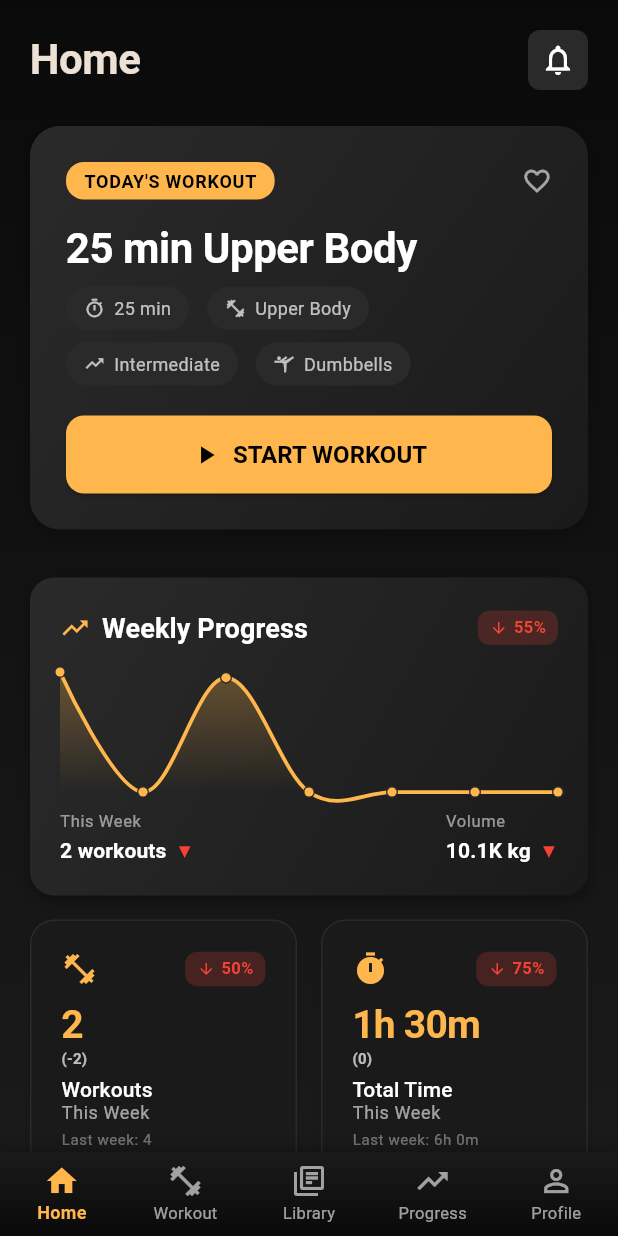
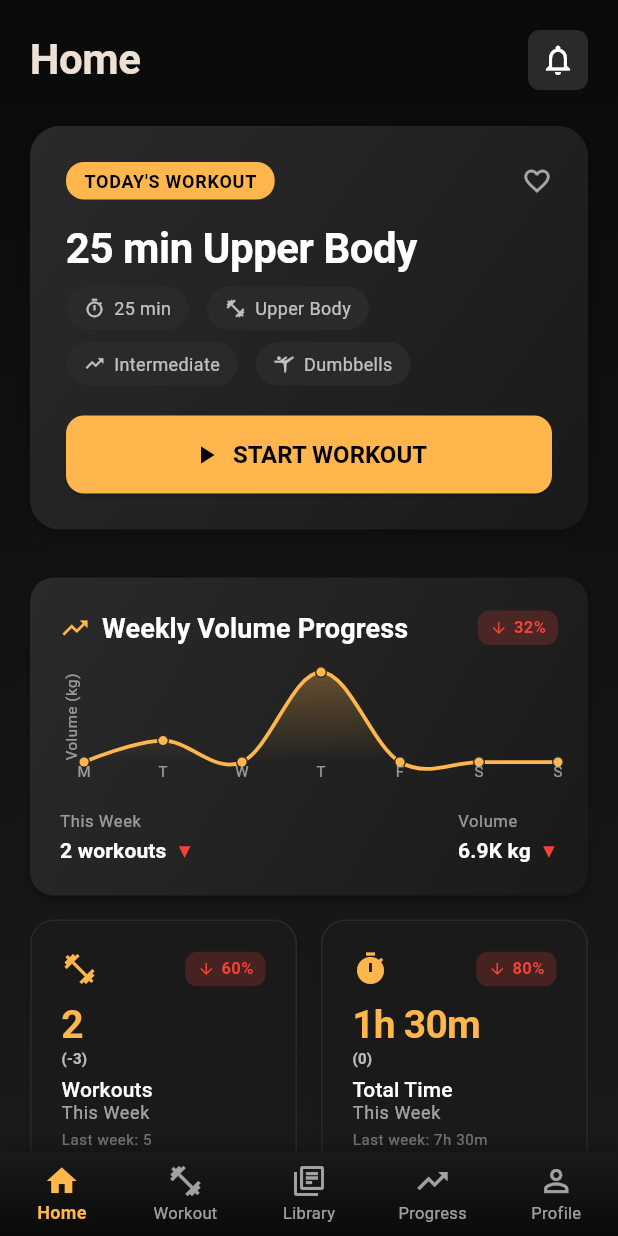
Before and after one commit to shaunleeweirong/fitness-app-tracker, a Flutter app: the screen it shows after launch, on a phone screen of 412 x 824 dp. Run offline on Flutter 3.47's test engine with Material 3 defaults, Android fonts, the phone set to English and light mode, and no system bars; drawn by our look-alikes of fl_chart; our stand-ins replace flutter_svg, sqflite; accounts and stored records are empty.

Commit message:
Clean up and consolidate markdown documentation with varied volume mock data
- Replace generic README.md with comprehensive project overview and setup guide
- Consolidate requirements.md PRD content into enhanced CLAUDE.md sections
- Streamline ios-simulator-setup.md by removing verbose troubleshooting (61% reduction)
- Implement realistic varied volume mock data with workout type patterns
- Add equipment-focused workout intensities (heavy legs, medium/heavy upper, light accessories)
- Delete redundant requirements.md after successful content consolidation

🤖 Generated with [Claude Code](https://claude.ai/code)

Co-Authored-By: Claude <noreply@anthropic.com>

```diff
--- a/lib/services/mock_progress_service.dart
+++ b/lib/services/mock_progress_service.dart
@@ -13,24 +13,110 @@ class MockProgressService {
     for (int i = 0; i < 14; i++) {
       final date = today.subtract(Duration(days: i));
 
-      // Create more realistic weekly patterns: 3-4 workouts per week
-      // This week (days 0-6): 3 workouts (days 1, 3, 5)
-      // Last week (days 7-13): 4 workouts (days 8, 10, 11, 13)
+      // Create realistic weekly patterns with varied volume levels
+      // This week (days 0-6): Monday, Wednesday, Friday, Saturday workouts
+      // Last week (days 7-13): More workouts for comparison
       final isThisWeek = i <= 6;
-      final shouldWorkout = isThisWeek
-          ? [1, 3, 5].contains(i)  // This week: 3 workouts
-          : [8, 10, 11, 13].contains(i);  // Last week: 4 workouts
 
-      if (!shouldWorkout) continue;
+      // Define workout types and intensities
+      String workoutType = 'rest';
+      double intensityMultiplier = 0.0;
 
-      // Create mock exercise sets
-      final exerciseSets = <ExerciseSet>[
+      if (isThisWeek) {
+        // This week pattern: M(heavy legs), W(medium upper), F(heavy upper), S(light)
+        switch (i) {
+          case 0: // Monday - Heavy leg day
+            workoutType = 'heavy_legs';
+            intensityMultiplier = 2.5;
+            break;
+          case 2: // Wednesday - Medium upper body
+            workoutType = 'medium_upper';
+            intensityMultiplier = 1.2;
+            break;
+          case 4: // Friday - Heavy upper body
+            workoutType = 'heavy_upper';
+            intensityMultiplier = 2.0;
+            break;
+          case 5: // Saturday - Light accessories
+            workoutType = 'light_accessories';
+            intensityMultiplier = 0.6;
+            break;
+          default:
+            continue; // Rest days
+        }
+      } else {
+        // Last week - more frequent workouts for comparison
+        if ([7, 9, 10, 12, 13].contains(i)) {
+          workoutType = 'standard';
+          intensityMultiplier = 1.5;
+        } else {
+          continue; // Rest days
+        }
+      }
+
+      if (workoutType == 'rest') continue;
+
+      // Create mock exercise sets based on workout type
+      final exerciseSets = <ExerciseSet>[];
+
+      if (workoutType == 'heavy_legs') {
+        // Heavy leg day - high volume squats and deadlifts
+        exerciseSets.addAll([
+          ExerciseSet(
+            exerciseId: 'squat',
+            exerciseName: 'Barbell Squat',
+            bodyParts: ['legs', 'upper legs'],
+            weight: 100.0 * intensityMultiplier, // Heavy weight
+            reps: 5,
+            setNumber: 1,
+            timestamp: date.add(const Duration(hours: 10)),
+          ),
+          ExerciseSet(
+            exerciseId: 'squat',
+            exerciseName: 'Barbell Squat',
+            bodyParts: ['legs', 'upper legs'],
+            weight: 100.0 * intensityMultiplier,
+            reps: 5,
+            setNumber: 2,
+            timestamp: date.add(const Duration(hours: 10, minutes: 5)),
+          ),
+          ExerciseSet(
+            exerciseId: 'squat',
+            exerciseName: 'Barbell Squat',
+            bodyParts: ['legs', 'upper legs'],
+            weight: 100.0 * intensityMultiplier,
+            reps: 5,
+            setNumber: 3,
+            timestamp: date.add(const Duration(hours: 10, minutes: 10)),
+          ),
+          ExerciseSet(
+            exerciseId: 'deadlift',
+            exerciseName: 'Barbell Deadlift',
+            bodyParts: ['legs', 'back', 'upper legs'],
+            weight: 120.0 * intensityMultiplier, // Heavy deadlift
+            reps: 3,
+            setNumber: 1,
+            timestamp: date.add(const Duration(hours: 10, minutes: 15)),
+          ),
+          ExerciseSet(
+            exerciseId: 'deadlift',
+            exerciseName: 'Barbell Deadlift',
+            bodyParts: ['legs', 'back', 'upper legs'],
+            weight: 120.0 * intensityMultiplier,
+            reps: 3,
+            setNumber: 2,
+            timestamp: date.add(const Duration(hours: 10, minutes: 20)),
+          ),
+        ]);
+      } else if (workoutType == 'heavy_upper') {
+        // Heavy upper body - bench press and rows
+        exerciseSets.addAll([
           ExerciseSet(
             exerciseId: 'bench_press',
             exerciseName: 'Barbell Bench Press',
             bodyParts: ['chest'],
-          weight: 61 + (i * 1.1), // Progressive overload in KG (135 lbs = ~61 kg)
-          reps: 10,
+            weight: 80.0 * intensityMultiplier, // Heavy bench
+            reps: 5,
             setNumber: 1,
             timestamp: date.add(const Duration(hours: 10)),
           ),
@@ -38,30 +124,115 @@ class MockProgressService {
             exerciseId: 'bench_press',
             exerciseName: 'Barbell Bench Press',
             bodyParts: ['chest'],
-          weight: 61 + (i * 1.1),
-          reps: 8,
+            weight: 80.0 * intensityMultiplier,
+            reps: 5,
             setNumber: 2,
             timestamp: date.add(const Duration(hours: 10, minutes: 5)),
+          ),
+          ExerciseSet(
+            exerciseId: 'bench_press',
+            exerciseName: 'Barbell Bench Press',
+            bodyParts: ['chest'],
+            weight: 80.0 * intensityMultiplier,
+            reps: 5,
+            setNumber: 3,
+            timestamp: date.add(const Duration(hours: 10, minutes: 10)),
+          ),
+          ExerciseSet(
+            exerciseId: 'barbell_row',
+            exerciseName: 'Barbell Row',
+            bodyParts: ['back'],
+            weight: 70.0 * intensityMultiplier,
+            reps: 6,
+            setNumber: 1,
+            timestamp: date.add(const Duration(hours: 10, minutes: 15)),
+          ),
+          ExerciseSet(
+            exerciseId: 'barbell_row',
+            exerciseName: 'Barbell Row',
+            bodyParts: ['back'],
+            weight: 70.0 * intensityMultiplier,
+            reps: 6,
+            setNumber: 2,
+            timestamp: date.add(const Duration(hours: 10, minutes: 20)),
+          ),
+        ]);
+      } else if (workoutType == 'medium_upper') {
+        // Medium upper body workout
+        exerciseSets.addAll([
+          ExerciseSet(
+            exerciseId: 'dumbbell_press',
+            exerciseName: 'Dumbbell Press',
+            bodyParts: ['chest'],
+            weight: 25.0 * intensityMultiplier, // Medium weight dumbbells
+            reps: 10,
+            setNumber: 1,
+            timestamp: date.add(const Duration(hours: 10)),
+          ),
+          ExerciseSet(
+            exerciseId: 'dumbbell_press',
+            exerciseName: 'Dumbbell Press',
+            bodyParts: ['chest'],
+            weight: 25.0 * intensityMultiplier,
+            reps: 10,
+            setNumber: 2,
+            timestamp: date.add(const Duration(hours: 10, minutes: 5)),
+          ),
+          ExerciseSet(
+            exerciseId: 'lat_pulldown',
+            exerciseName: 'Lat Pulldown',
+            bodyParts: ['back'],
+            weight: 50.0 * intensityMultiplier,
+            reps: 12,
+            setNumber: 1,
+            timestamp: date.add(const Duration(hours: 10, minutes: 10)),
+          ),
+        ]);
+      } else if (workoutType == 'light_accessories') {
+        // Light accessory workout
+        exerciseSets.addAll([
+          ExerciseSet(
+            exerciseId: 'bicep_curl',
+            exerciseName: 'Dumbbell Bicep Curl',
+            bodyParts: ['arms'],
+            weight: 12.0 * intensityMultiplier, // Light weight
+            reps: 15,
+            setNumber: 1,
+            timestamp: date.add(const Duration(hours: 10)),
+          ),
+          ExerciseSet(
+            exerciseId: 'tricep_extension',
+            exerciseName: 'Tricep Extension',
+            bodyParts: ['arms'],
+            weight: 10.0 * intensityMultiplier,
+            reps: 15,
+            setNumber: 1,
+            timestamp: date.add(const Duration(hours: 10, minutes: 5)),
+          ),
+        ]);
+      } else {
+        // Standard workout for previous week
+        exerciseSets.addAll([
+          ExerciseSet(
+            exerciseId: 'bench_press',
+            exerciseName: 'Barbell Bench Press',
+            bodyParts: ['chest'],
+            weight: 70.0 * intensityMultiplier,
+            reps: 8,
+            setNumber: 1,
+            timestamp: date.add(const Duration(hours: 10)),
           ),
           ExerciseSet(
             exerciseId: 'squat',
             exerciseName: 'Barbell Squat',
             bodyParts: ['legs', 'upper legs'],
-          weight: 84 + (i * 2.3), // Progressive overload in KG (185 lbs = ~84 kg)
-          reps: 12,
+            weight: 90.0 * intensityMultiplier,
+            reps: 8,
             setNumber: 1,
             timestamp: date.add(const Duration(hours: 10, minutes: 10)),
           ),
-        ExerciseSet(
-          exerciseId: 'squat',
-          exerciseName: 'Barbell Squat',
-          bodyParts: ['legs', 'upper legs'],
-          weight: 84 + (i * 2.3),
-          reps: 10,
-          setNumber: 2,
-          timestamp: date.add(const Duration(hours: 10, minutes: 15)),
-        ),
-      ];
+        ]);
+      }
 
       // Create completed session
       final session = WorkoutSession(
@@ -70,12 +241,8 @@ class MockProgressService {
         startTime: date.add(const Duration(hours: 10)),
         endTime: date.add(const Duration(hours: 10, minutes: 45)),
         exerciseSets: exerciseSets,
-        bodyPartVolumeMap: {
-          'chest': (61 + i * 1.1) * 18, // weight * total reps in KG
-          'legs': (84 + i * 2.3) * 22,
-          'upper legs': (84 + i * 2.3) * 22,
-        },
-        totalVolume: (61 + i * 1.1) * 18 + (84 + i * 2.3) * 44, // chest + legs in KG
+        bodyPartVolumeMap: _calculateBodyPartVolume(exerciseSets),
+        totalVolume: _calculateTotalVolume(exerciseSets),
         duration: const Duration(minutes: 45),
         isCompleted: true,
       );
@@ -153,4 +320,22 @@ class MockProgressService {
       milestones: [],
     );
   }
+
+  static Map<String, double> _calculateBodyPartVolume(List<ExerciseSet> exerciseSets) {
+    final bodyPartVolume = <String, double>{};
+
+    for (final exerciseSet in exerciseSets) {
+      final volume = exerciseSet.weight * exerciseSet.reps;
+
+      for (final bodyPart in exerciseSet.bodyParts) {
+        bodyPartVolume[bodyPart] = (bodyPartVolume[bodyPart] ?? 0) + volume;
       }
+    }
+
+    return bodyPartVolume;
+  }
+
+  static double _calculateTotalVolume(List<ExerciseSet> exerciseSets) {
+    return exerciseSets.fold(0.0, (sum, set) => sum + (set.weight * set.reps));
+  }
+}
--- a/lib/widgets/progress_overview_widget.dart
+++ b/lib/widgets/progress_overview_widget.dart
@@ -48,7 +48,7 @@ class ProgressOverviewWidget extends StatelessWidget {
               ),
               const SizedBox(width: 8),
               Text(
-                'Weekly Progress',
+                'Weekly Volume Progress',
                 style: Theme.of(context).textTheme.titleMedium?.copyWith(
                   fontWeight: FontWeight.w600,
                   color: Colors.white,
@@ -144,7 +144,40 @@ class ProgressOverviewWidget extends StatelessWidget {
     return LineChart(
       LineChartData(
         gridData: const FlGridData(show: false),
-        titlesData: const FlTitlesData(show: false),
+        titlesData: FlTitlesData(
+          show: true,
+          rightTitles: const AxisTitles(sideTitles: SideTitles(showTitles: false)),
+          topTitles: const AxisTitles(sideTitles: SideTitles(showTitles: false)),
+          leftTitles: AxisTitles(
+            axisNameWidget: Text(
+              'Volume (kg)',
+              style: Theme.of(context).textTheme.bodySmall?.copyWith(
+                color: Colors.white54,
+                fontSize: 10,
+              ),
+            ),
+            sideTitles: const SideTitles(showTitles: false),
+          ),
+          bottomTitles: AxisTitles(
+            sideTitles: SideTitles(
+              showTitles: true,
+              reservedSize: 20,
+              getTitlesWidget: (value, meta) {
+                const days = ['M', 'T', 'W', 'T', 'F', 'S', 'S'];
+                if (value.toInt() >= 0 && value.toInt() < days.length) {
+                  return Text(
+                    days[value.toInt()],
+                    style: Theme.of(context).textTheme.bodySmall?.copyWith(
+                      color: Colors.white54,
+                      fontSize: 10,
+                    ),
+                  );
+                }
+                return const Text('');
+              },
+            ),
+          ),
+        ),
         borderData: FlBorderData(show: false),
         lineBarsData: [
           LineChartBarData(
```
Also changed, not shown: 4 other files. Lines whose indentation alone changed are shown as unchanged.
